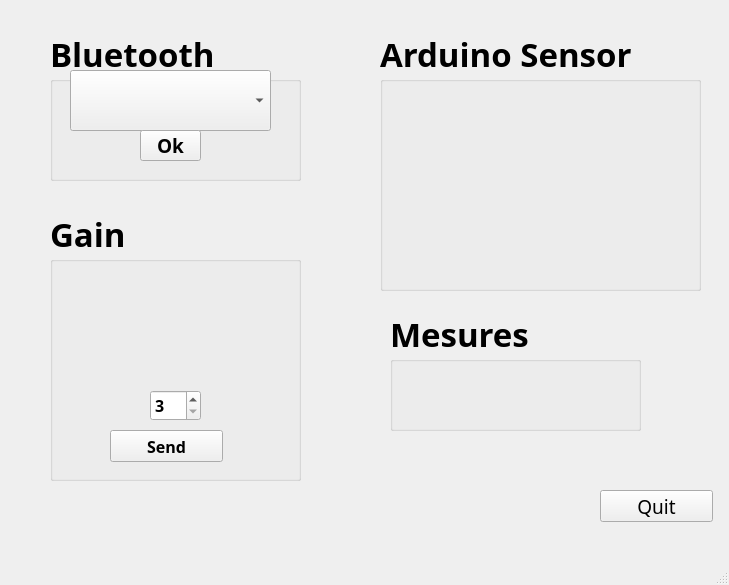
Qt form 04_PyApplication/main_interface.ui (ThomasNobletL/2024-2025-4GP-Noblet) before a commit.
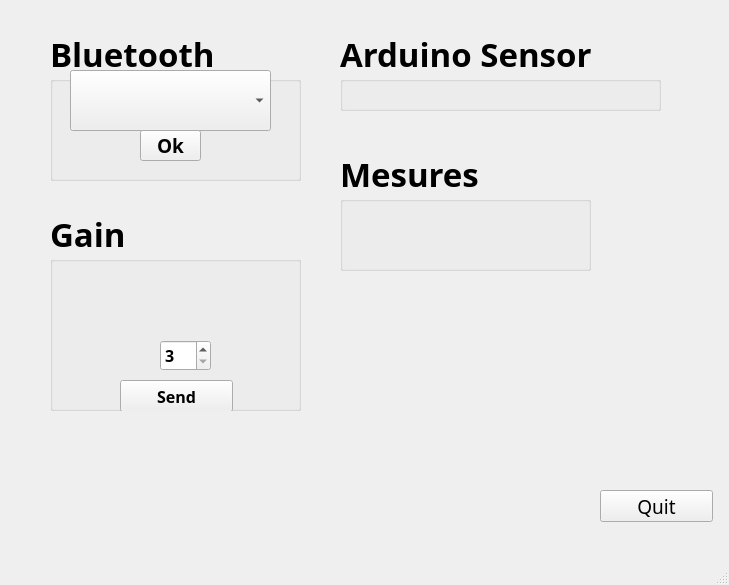
The same form after that commit.

Diff of the .ui file:
```diff
--- a/04_PyApplication/main_interface.ui
+++ b/04_PyApplication/main_interface.ui
@@ -84,7 +84,7 @@
       <x>50</x>
       <y>210</y>
       <width>251</width>
-      <height>271</height>
+      <height>201</height>
      </rect>
     </property>
     <property name="font">
@@ -107,9 +107,9 @@
     <widget class="QLabel" name="R2">
      <property name="geometry">
       <rect>
-       <x>140</x>
+       <x>80</x>
        <y>60</y>
-       <width>91</width>
+       <width>121</width>
        <height>21</height>
       </rect>
      </property>
@@ -126,9 +126,9 @@
     <widget class="QLabel" name="R1">
      <property name="geometry">
       <rect>
-       <x>10</x>
-       <y>130</y>
-       <width>91</width>
+       <x>80</x>
+       <y>100</y>
+       <width>121</width>
        <height>21</height>
       </rect>
      </property>
@@ -145,8 +145,8 @@
     <widget class="QPushButton" name="send">
      <property name="geometry">
       <rect>
-       <x>60</x>
-       <y>220</y>
+       <x>70</x>
+       <y>170</y>
        <width>113</width>
        <height>32</height>
       </rect>
@@ -166,8 +166,8 @@
     <widget class="QSpinBox" name="spinBox">
      <property name="geometry">
       <rect>
-       <x>100</x>
-       <y>180</y>
+       <x>110</x>
+       <y>130</y>
        <width>51</width>
        <height>31</height>
       </rect>
@@ -188,8 +188,8 @@
    <widget class="QGroupBox" name="Value">
     <property name="geometry">
      <rect>
-      <x>390</x>
-      <y>310</y>
+      <x>340</x>
+      <y>150</y>
       <width>251</width>
       <height>121</height>
      </rect>
@@ -282,10 +282,10 @@
    <widget class="QGroupBox" name="Arduino_sensor">
     <property name="geometry">
      <rect>
-      <x>380</x>
+      <x>340</x>
       <y>30</y>
       <width>321</width>
-      <height>261</height>
+      <height>81</height>
      </rect>
     </property>
     <property name="font">
@@ -308,8 +308,8 @@
     <widget class="QLabel" name="arduino_name">
      <property name="geometry">
       <rect>
-       <x>70</x>
-       <y>210</y>
+       <x>10</x>
+       <y>50</y>
        <width>161</width>
        <height>16</height>
       </rect>
@@ -324,26 +324,6 @@
       <string/>
      </property>
     </widget>
-    <widget class="QWidget" name="widget_3D" native="true">
-     <property name="geometry">
-      <rect>
-       <x>170</x>
-       <y>60</y>
-       <width>131</width>
-       <height>131</height>
-      </rect>
-     </property>
-    </widget>
-    <widget class="QWidget" name="widget_3D_2" native="true">
-     <property name="geometry">
-      <rect>
-       <x>20</x>
-       <y>60</y>
-       <width>131</width>
-       <height>131</height>
-      </rect>
-     </property>
-    </widget>
    </widget>
   </widget>
   <widget class="QMenuBar" name="menubar">
```
